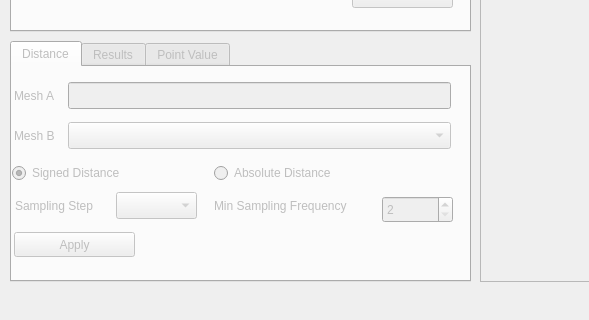
Qt form 3DMeshMetric/meshMetricGui.ui (juliettepera/3DMetricTools) before a commit; both pictures show x 0 to 589 and y 448 to 768 of the 1024 by 768 pixel window.
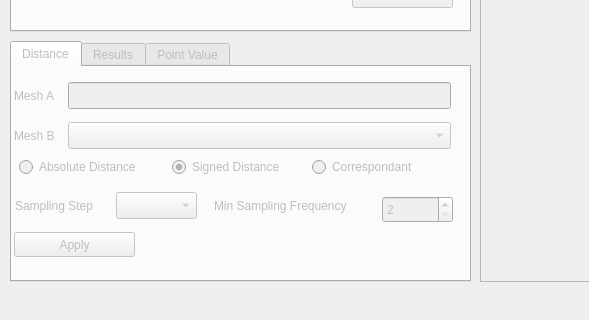
The same form after that commit. Custom widgets are drawn as their Qt base class.

Commit message: ENH: correspondant error works

What changed in the file:
```diff
--- a/3DMeshMetric/meshMetricGui.ui
+++ b/3DMeshMetric/meshMetricGui.ui
@@ -1131,22 +1131,6 @@
         <height>281</height>
        </rect>
       </property>
-      <widget class="QRadioButton" name="radioButtonAbsoluteDistance">
-       <property name="geometry">
-        <rect>
-         <x>202</x>
-         <y>86</y>
-         <width>151</width>
-         <height>22</height>
-        </rect>
-       </property>
-       <property name="toolTip">
-        <string>compute the absolute distance</string>
-       </property>
-       <property name="text">
-        <string>Absolute Distance</string>
-       </property>
-      </widget>
       <widget class="QSpinBox" name="spinBoxMinSampFreq">
        <property name="geometry">
         <rect>
@@ -1239,25 +1223,6 @@
         <string>choose 2nd file for distance error</string>
        </property>
       </widget>
-      <widget class="QRadioButton" name="radioButtonSignedDistance">
-       <property name="geometry">
-        <rect>
-         <x>0</x>
-         <y>86</y>
-         <width>141</width>
-         <height>22</height>
-        </rect>
-       </property>
-       <property name="toolTip">
-        <string>compute the signed distance</string>
-       </property>
-       <property name="text">
-        <string>Signed Distance</string>
-       </property>
-       <property name="checked">
-        <bool>true</bool>
-       </property>
-      </widget>
       <widget class="QLineEdit" name="lineEditMeshA">
        <property name="geometry">
         <rect>
@@ -1325,6 +1290,57 @@
         <string>choose the sampling step</string>
        </property>
       </widget>
+      <widget class="QRadioButton" name="radioButtonSignedDistance">
+       <property name="geometry">
+        <rect>
+         <x>160</x>
+         <y>80</y>
+         <width>134</width>
+         <height>22</height>
+        </rect>
+       </property>
+       <property name="toolTip">
+        <string>compute the signed distance</string>
+       </property>
+       <property name="text">
+        <string>Signed Distance</string>
+       </property>
+       <property name="checked">
+        <bool>true</bool>
+       </property>
+      </widget>
+      <widget class="QRadioButton" name="radioButtonCorrespondantDistance">
+       <property name="geometry">
+        <rect>
+         <x>300</x>
+         <y>80</y>
+         <width>129</width>
+         <height>22</height>
+        </rect>
+       </property>
+       <property name="toolTip">
+        <string>compute the absolute distance</string>
+       </property>
+       <property name="text">
+        <string>Correspondant </string>
+       </property>
+      </widget>
+      <widget class="QRadioButton" name="radioButtonAbsoluteDistance">
+       <property name="geometry">
+        <rect>
+         <x>7</x>
+         <y>80</y>
+         <width>147</width>
+         <height>22</height>
+        </rect>
+       </property>
+       <property name="toolTip">
+        <string>compute the absolute distance</string>
+       </property>
+       <property name="text">
+        <string>Absolute Distance</string>
+       </property>
+      </widget>
      </widget>
     </widget>
     <widget class="QWidget" name="tabResults">
```
Left out of the diff: 4 changed lines with no effect on the pictures. The commit also changes 7 other files.
